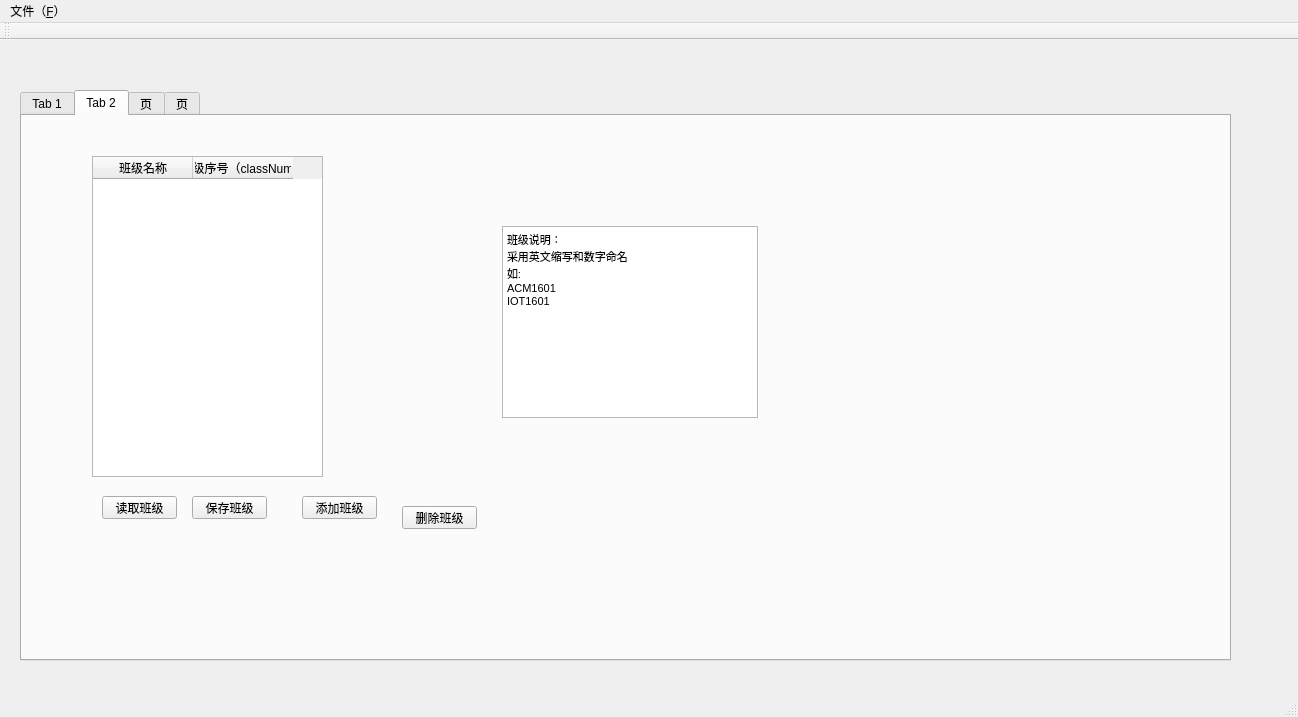
HoverWings/DataStructureCurriculumDesign, file mainwindow.ui: the form before one commit.
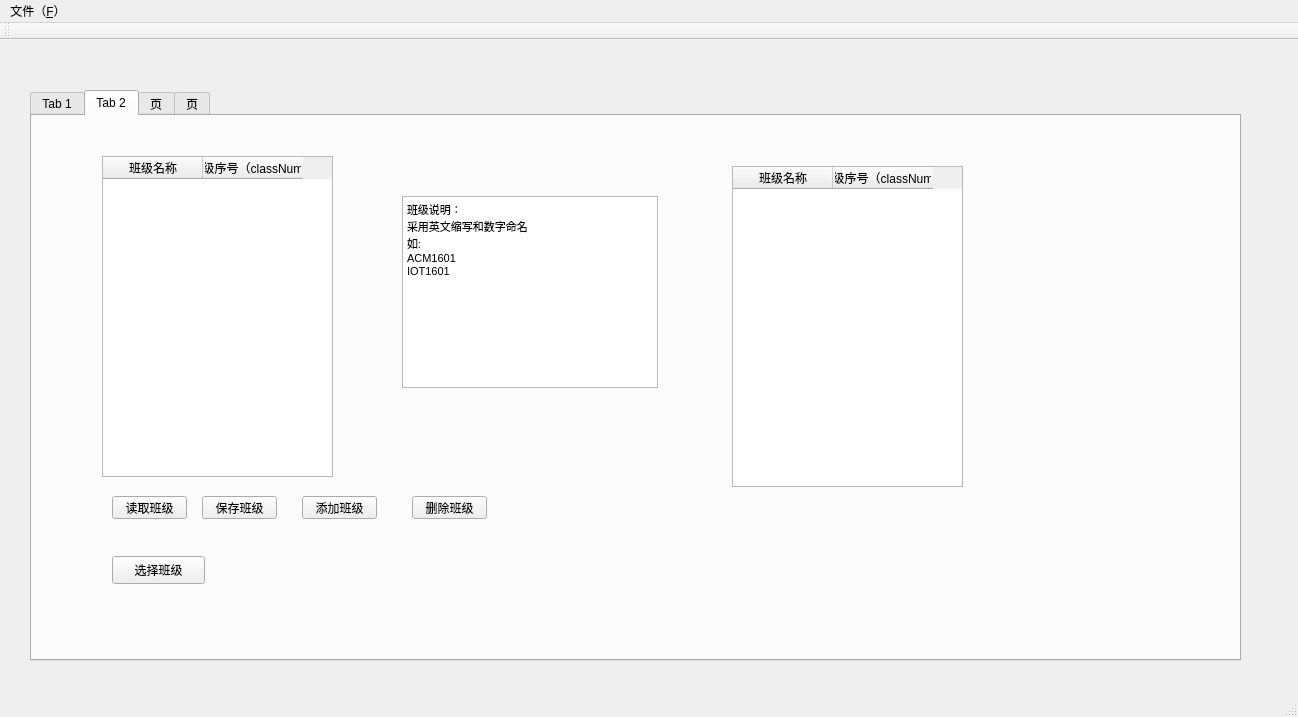
The form after the commit. The open tabs and pages were chosen to show the change.

Diff of the .ui file:
```diff
--- a/mainwindow.ui
+++ b/mainwindow.ui
@@ -17,14 +17,14 @@
    <widget class="QTabWidget" name="tabWidget">
     <property name="geometry">
      <rect>
-      <x>20</x>
+      <x>30</x>
       <y>50</y>
       <width>1211</width>
       <height>571</height>
      </rect>
     </property>
     <property name="currentIndex">
-     <number>2</number>
+     <number>0</number>
     </property>
     <widget class="QWidget" name="classTab">
      <attribute name="title">
@@ -35,8 +35,8 @@
        <rect>
         <x>30</x>
         <y>70</y>
-        <width>851</width>
-        <height>291</height>
+        <width>1051</width>
+        <height>341</height>
        </rect>
       </property>
       <row>
@@ -49,6 +49,11 @@
         <string>第一节（1-2）</string>
        </property>
       </row>
+      <row>
+       <property name="text">
+        <string/>
+       </property>
+      </row>
       <row>
        <property name="text">
         <string>第二节（3-4）</string>
@@ -118,8 +123,8 @@
      <widget class="QPushButton" name="loadClassButton">
       <property name="geometry">
        <rect>
-        <x>190</x>
-        <y>440</y>
+        <x>180</x>
+        <y>460</y>
         <width>75</width>
         <height>23</height>
        </rect>
@@ -131,8 +136,8 @@
      <widget class="QPushButton" name="saveClassButton">
       <property name="geometry">
        <rect>
-        <x>320</x>
-        <y>440</y>
+        <x>290</x>
+        <y>460</y>
         <width>75</width>
         <height>23</height>
        </rect>
@@ -141,6 +146,19 @@
        <string>保存课表</string>
       </property>
      </widget>
+     <widget class="QLabel" name="studentTable">
+      <property name="geometry">
+       <rect>
+        <x>400</x>
+        <y>10</y>
+        <width>271</width>
+        <height>41</height>
+       </rect>
+      </property>
+      <property name="text">
+       <string/>
+      </property>
+     </widget>
     </widget>
     <widget class="QWidget" name="studentTab">
      <attribute name="title">
@@ -150,7 +168,7 @@
       <property name="geometry">
        <rect>
         <x>380</x>
-        <y>390</y>
+        <y>380</y>
         <width>75</width>
         <height>23</height>
        </rect>
@@ -182,7 +200,7 @@
      <widget class="QPushButton" name="addStudentButton">
       <property name="geometry">
        <rect>
-        <x>280</x>
+        <x>270</x>
         <y>380</y>
         <width>75</width>
         <height>23</height>
@@ -221,8 +239,8 @@
      <widget class="QTextBrowser" name="studentTextBrowser">
       <property name="geometry">
        <rect>
-        <x>480</x>
-        <y>110</y>
+        <x>370</x>
+        <y>80</y>
         <width>256</width>
         <height>192</height>
        </rect>
@@ -231,16 +249,49 @@
        <string>&lt;!DOCTYPE HTML PUBLIC &quot;-//W3C//DTD HTML 4.0//EN&quot; &quot;http://www.w3.org/TR/REC-html40/strict.dtd&quot;&gt;
 &lt;html&gt;&lt;head&gt;&lt;meta name=&quot;qrichtext&quot; content=&quot;1&quot; /&gt;&lt;style type=&quot;text/css&quot;&gt;
 p, li { white-space: pre-wrap; }
-&lt;/style&gt;&lt;/head&gt;&lt;body style=&quot; font-family:'SimSun'; font-size:8.25pt; font-weight:400; font-style:normal;&quot;&gt;
-&lt;p style=&quot; margin-top:0px; margin-bottom:0px; margin-left:0px; margin-right:0px; -qt-block-indent:0; text-indent:0px;&quot;&gt;班级说明：&lt;/p&gt;
-&lt;p style=&quot; margin-top:0px; margin-bottom:0px; margin-left:0px; margin-right:0px; -qt-block-indent:0; text-indent:0px;&quot;&gt;采用英文缩写和数字命名&lt;/p&gt;
-&lt;p style=&quot; margin-top:0px; margin-bottom:0px; margin-left:0px; margin-right:0px; -qt-block-indent:0; text-indent:0px;&quot;&gt;如:&lt;/p&gt;
-&lt;p style=&quot; margin-top:0px; margin-bottom:0px; margin-left:0px; margin-right:0px; -qt-block-indent:0; text-indent:0px;&quot;&gt;ACM1601&lt;/p&gt;
-&lt;p style=&quot; margin-top:0px; margin-bottom:0px; margin-left:0px; margin-right:0px; -qt-block-indent:0; text-indent:0px;&quot;&gt;IOT1601&lt;/p&gt;
-&lt;p style=&quot;-qt-paragraph-type:empty; margin-top:0px; margin-bottom:0px; margin-left:0px; margin-right:0px; -qt-block-indent:0; text-indent:0px;&quot;&gt;&lt;br /&gt;&lt;/p&gt;
-&lt;p style=&quot;-qt-paragraph-type:empty; margin-top:0px; margin-bottom:0px; margin-left:0px; margin-right:0px; -qt-block-indent:0; text-indent:0px;&quot;&gt;&lt;br /&gt;&lt;/p&gt;&lt;/body&gt;&lt;/html&gt;</string>
+&lt;/style&gt;&lt;/head&gt;&lt;body style=&quot; font-family:'SimSun'; font-size:9pt; font-weight:400; font-style:normal;&quot;&gt;
+&lt;p style=&quot; margin-top:0px; margin-bottom:0px; margin-left:0px; margin-right:0px; -qt-block-indent:0; text-indent:0px;&quot;&gt;&lt;span style=&quot; font-size:8.25pt;&quot;&gt;班级说明：&lt;/span&gt;&lt;/p&gt;
+&lt;p style=&quot; margin-top:0px; margin-bottom:0px; margin-left:0px; margin-right:0px; -qt-block-indent:0; text-indent:0px;&quot;&gt;&lt;span style=&quot; font-size:8.25pt;&quot;&gt;采用英文缩写和数字命名&lt;/span&gt;&lt;/p&gt;
+&lt;p style=&quot; margin-top:0px; margin-bottom:0px; margin-left:0px; margin-right:0px; -qt-block-indent:0; text-indent:0px;&quot;&gt;&lt;span style=&quot; font-size:8.25pt;&quot;&gt;如:&lt;/span&gt;&lt;/p&gt;
+&lt;p style=&quot; margin-top:0px; margin-bottom:0px; margin-left:0px; margin-right:0px; -qt-block-indent:0; text-indent:0px;&quot;&gt;&lt;span style=&quot; font-size:8.25pt;&quot;&gt;ACM1601&lt;/span&gt;&lt;/p&gt;
+&lt;p style=&quot; margin-top:0px; margin-bottom:0px; margin-left:0px; margin-right:0px; -qt-block-indent:0; text-indent:0px;&quot;&gt;&lt;span style=&quot; font-size:8.25pt;&quot;&gt;IOT1601&lt;/span&gt;&lt;/p&gt;
+&lt;p style=&quot;-qt-paragraph-type:empty; margin-top:0px; margin-bottom:0px; margin-left:0px; margin-right:0px; -qt-block-indent:0; text-indent:0px; font-size:8.25pt;&quot;&gt;&lt;br /&gt;&lt;/p&gt;
+&lt;p style=&quot;-qt-paragraph-type:empty; margin-top:0px; margin-bottom:0px; margin-left:0px; margin-right:0px; -qt-block-indent:0; text-indent:0px; font-size:8.25pt;&quot;&gt;&lt;br /&gt;&lt;/p&gt;&lt;/body&gt;&lt;/html&gt;</string>
       </property>
      </widget>
+     <widget class="QPushButton" name="chooseStudentButton">
+      <property name="geometry">
+       <rect>
+        <x>80</x>
+        <y>440</y>
+        <width>93</width>
+        <height>28</height>
+       </rect>
+      </property>
+      <property name="text">
+       <string>选择班级</string>
+      </property>
+     </widget>
+     <widget class="QTableWidget" name="choosenStudentTableWidget">
+      <property name="geometry">
+       <rect>
+        <x>700</x>
+        <y>50</y>
+        <width>231</width>
+        <height>321</height>
+       </rect>
+      </property>
+      <column>
+       <property name="text">
+        <string>班级名称</string>
+       </property>
+      </column>
+      <column>
+       <property name="text">
+        <string>班级序号（classNum）</string>
+       </property>
+      </column>
+     </widget>
     </widget>
     <widget class="QWidget" name="teacherTab">
      <attribute name="title">
@@ -336,10 +387,10 @@
        <string>&lt;!DOCTYPE HTML PUBLIC &quot;-//W3C//DTD HTML 4.0//EN&quot; &quot;http://www.w3.org/TR/REC-html40/strict.dtd&quot;&gt;
 &lt;html&gt;&lt;head&gt;&lt;meta name=&quot;qrichtext&quot; content=&quot;1&quot; /&gt;&lt;style type=&quot;text/css&quot;&gt;
 p, li { white-space: pre-wrap; }
-&lt;/style&gt;&lt;/head&gt;&lt;body style=&quot; font-family:'SimSun'; font-size:8.25pt; font-weight:400; font-style:normal;&quot;&gt;
-&lt;p style=&quot; margin-top:0px; margin-bottom:0px; margin-left:0px; margin-right:0px; -qt-block-indent:0; text-indent:0px;&quot;&gt;教师说明：&lt;/p&gt;
-&lt;p style=&quot; margin-top:0px; margin-bottom:0px; margin-left:0px; margin-right:0px; -qt-block-indent:0; text-indent:0px;&quot;&gt;采用序号和学院全程&lt;/p&gt;
-&lt;p style=&quot;-qt-paragraph-type:empty; margin-top:0px; margin-bottom:0px; margin-left:0px; margin-right:0px; -qt-block-indent:0; text-indent:0px;&quot;&gt;&lt;br /&gt;&lt;/p&gt;&lt;/body&gt;&lt;/html&gt;</string>
+&lt;/style&gt;&lt;/head&gt;&lt;body style=&quot; font-family:'SimSun'; font-size:9pt; font-weight:400; font-style:normal;&quot;&gt;
+&lt;p style=&quot; margin-top:0px; margin-bottom:0px; margin-left:0px; margin-right:0px; -qt-block-indent:0; text-indent:0px;&quot;&gt;&lt;span style=&quot; font-size:8.25pt;&quot;&gt;教师说明：&lt;/span&gt;&lt;/p&gt;
+&lt;p style=&quot; margin-top:0px; margin-bottom:0px; margin-left:0px; margin-right:0px; -qt-block-indent:0; text-indent:0px;&quot;&gt;&lt;span style=&quot; font-size:8.25pt;&quot;&gt;采用序号和学院全程&lt;/span&gt;&lt;/p&gt;
+&lt;p style=&quot;-qt-paragraph-type:empty; margin-top:0px; margin-bottom:0px; margin-left:0px; margin-right:0px; -qt-block-indent:0; text-indent:0px; font-size:8.25pt;&quot;&gt;&lt;br /&gt;&lt;/p&gt;&lt;/body&gt;&lt;/html&gt;</string>
       </property>
      </widget>
     </widget>
```
